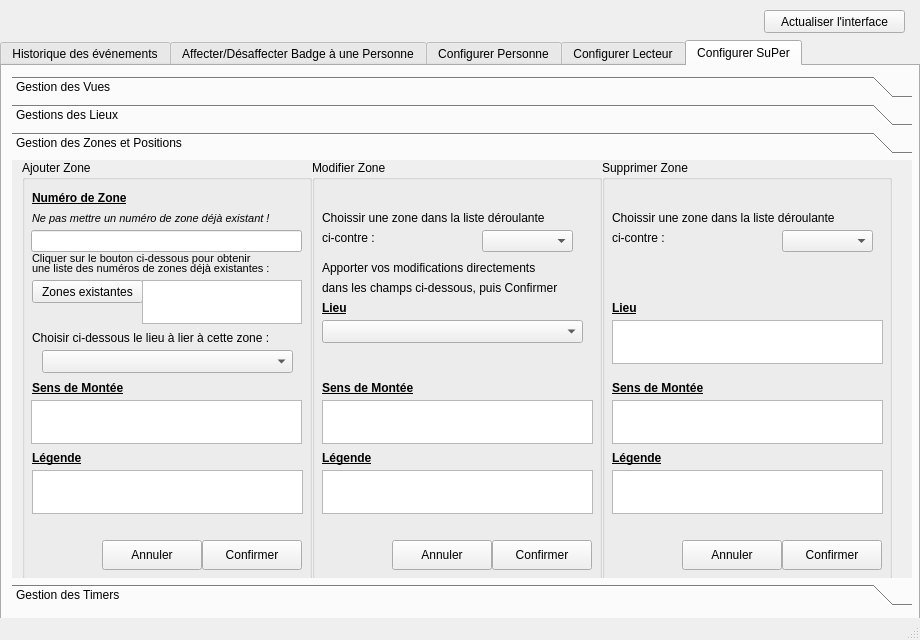
Old version of the form 31-Configurer/cme_badge/SuPer_SCHERER_backend/configurer.ui in the repository NicolasScherer/ProjetSuPer.
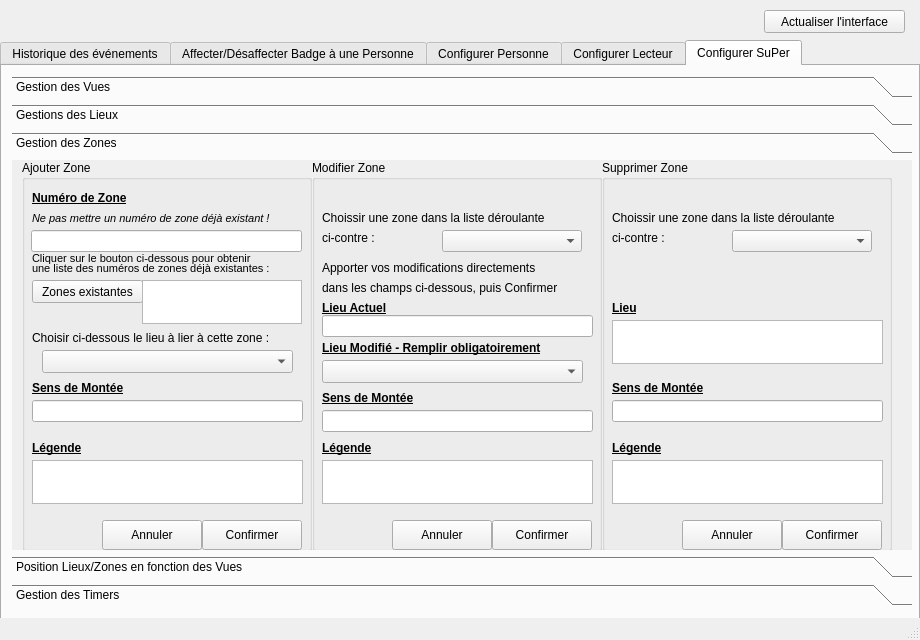
New version of the form. The open tabs and pages were chosen to show the change. Icons and pictures are not drawn.

Commit message: ->ajouter zone (lié avec lieu) ->modifier zone

The edit to the form file:
```diff
--- a/31-Configurer/cme_badge/SuPer_SCHERER_backend/configurer.ui
+++ b/31-Configurer/cme_badge/SuPer_SCHERER_backend/configurer.ui
@@ -3861,11 +3861,11 @@
          <x>0</x>
          <y>0</y>
          <width>890</width>
-         <height>416</height>
+         <height>390</height>
         </rect>
        </property>
        <attribute name="label">
-        <string>Gestion des Zones et Positions</string>
+        <string>Gestion des Zones</string>
        </attribute>
        <widget class="QGroupBox" name="gbAjouterZone">
         <property name="enabled">
@@ -3876,7 +3876,7 @@
           <x>10</x>
           <y>0</y>
           <width>290</width>
-          <height>420</height>
+          <height>391</height>
          </rect>
         </property>
         <property name="title">
@@ -4019,21 +4019,11 @@
           <string>Sens de Montée</string>
          </property>
         </widget>
-        <widget class="QTextEdit" name="txtVueLegendeAdd_2">
-         <property name="geometry">
-          <rect>
-           <x>9</x>
-           <y>240</y>
-           <width>271</width>
-           <height>44</height>
-          </rect>
-         </property>
-        </widget>
         <widget class="QLabel" name="label_89">
          <property name="geometry">
           <rect>
            <x>10</x>
-           <y>290</y>
+           <y>280</y>
            <width>61</width>
            <height>16</height>
           </rect>
@@ -4053,7 +4043,7 @@
          <property name="geometry">
           <rect>
            <x>10</x>
-           <y>310</y>
+           <y>300</y>
            <width>271</width>
            <height>44</height>
           </rect>
@@ -4063,7 +4053,7 @@
          <property name="geometry">
           <rect>
            <x>80</x>
-           <y>380</y>
+           <y>360</y>
            <width>100</width>
            <height>30</height>
           </rect>
@@ -4080,7 +4070,7 @@
          <property name="geometry">
           <rect>
            <x>180</x>
-           <y>380</y>
+           <y>360</y>
            <width>100</width>
            <height>30</height>
           </rect>
@@ -4132,6 +4122,16 @@
           </rect>
          </property>
         </widget>
+        <widget class="QLineEdit" name="lEditZoneSensMonterAdd">
+         <property name="geometry">
+          <rect>
+           <x>10</x>
+           <y>240</y>
+           <width>271</width>
+           <height>22</height>
+          </rect>
+         </property>
+        </widget>
        </widget>
        <widget class="QGroupBox" name="gbModifierZone">
         <property name="geometry">
@@ -4139,7 +4139,7 @@
           <x>300</x>
           <y>0</y>
           <width>290</width>
-          <height>420</height>
+          <height>391</height>
          </rect>
         </property>
         <property name="title">
@@ -4161,9 +4161,9 @@
         <widget class="QComboBox" name="cBoxVue_2">
          <property name="geometry">
           <rect>
-           <x>170</x>
+           <x>130</x>
            <y>70</y>
-           <width>91</width>
+           <width>140</width>
            <height>22</height>
           </rect>
          </property>
@@ -4185,7 +4185,7 @@
          <property name="geometry">
           <rect>
            <x>10</x>
-           <y>220</y>
+           <y>230</y>
            <width>121</width>
            <height>16</height>
           </rect>
@@ -4205,7 +4205,7 @@
          <property name="geometry">
           <rect>
            <x>10</x>
-           <y>290</y>
+           <y>280</y>
            <width>61</width>
            <height>16</height>
           </rect>
@@ -4225,17 +4225,7 @@
          <property name="geometry">
           <rect>
            <x>10</x>
-           <y>240</y>
-           <width>271</width>
-           <height>44</height>
-          </rect>
-         </property>
-        </widget>
-        <widget class="QTextEdit" name="txtVueImageMod_2">
-         <property name="geometry">
-          <rect>
-           <x>10</x>
-           <y>310</y>
+           <y>300</y>
            <width>271</width>
            <height>44</height>
           </rect>
@@ -4277,7 +4267,7 @@
          <property name="geometry">
           <rect>
            <x>80</x>
-           <y>380</y>
+           <y>360</y>
            <width>100</width>
            <height>30</height>
           </rect>
@@ -4294,7 +4284,7 @@
          <property name="geometry">
           <rect>
            <x>180</x>
-           <y>380</y>
+           <y>360</y>
            <width>100</width>
            <height>30</height>
           </rect>
@@ -4327,8 +4317,8 @@
          <property name="geometry">
           <rect>
            <x>10</x>
-           <y>140</y>
-           <width>111</width>
+           <y>180</y>
+           <width>281</width>
            <height>16</height>
           </rect>
          </property>
@@ -4340,19 +4330,65 @@
           </font>
          </property>
          <property name="text">
-          <string>Lieu</string>
+          <string>Lieu Modifié - Remplir obligatoirement</string>
          </property>
         </widget>
         <widget class="QComboBox" name="comboBox_2">
          <property name="geometry">
           <rect>
            <x>10</x>
-           <y>160</y>
+           <y>200</y>
            <width>261</width>
            <height>23</height>
           </rect>
          </property>
         </widget>
+        <widget class="QLineEdit" name="lEditZoneSensMonterMod">
+         <property name="geometry">
+          <rect>
+           <x>10</x>
+           <y>250</y>
+           <width>271</width>
+           <height>22</height>
+          </rect>
+         </property>
+        </widget>
+        <widget class="QLabel" name="label_156">
+         <property name="geometry">
+          <rect>
+           <x>10</x>
+           <y>140</y>
+           <width>111</width>
+           <height>16</height>
+          </rect>
+         </property>
+         <property name="font">
+          <font>
+           <weight>75</weight>
+           <bold>true</bold>
+           <underline>true</underline>
+          </font>
+         </property>
+         <property name="text">
+          <string>Lieu Actuel</string>
+         </property>
+        </widget>
+        <widget class="QLineEdit" name="lEditNumLieuActuel">
+         <property name="geometry">
+          <rect>
+           <x>10</x>
+           <y>155</y>
+           <width>271</width>
+           <height>22</height>
+          </rect>
+         </property>
+         <property name="cursor">
+          <cursorShape>ForbiddenCursor</cursorShape>
+         </property>
+         <property name="readOnly">
+          <bool>true</bool>
+         </property>
+        </widget>
        </widget>
        <widget class="QGroupBox" name="gbSupprimerZone">
         <property name="geometry">
@@ -4360,7 +4396,7 @@
           <x>590</x>
           <y>0</y>
           <width>290</width>
-          <height>420</height>
+          <height>391</height>
          </rect>
         </property>
         <property name="title">
@@ -4395,9 +4431,9 @@
         <widget class="QComboBox" name="cBoxVue2_2">
          <property name="geometry">
           <rect>
-           <x>180</x>
+           <x>130</x>
            <y>70</y>
-           <width>91</width>
+           <width>140</width>
            <height>22</height>
           </rect>
          </property>
@@ -4422,27 +4458,11 @@
           <string>Sens de Montée</string>
          </property>
         </widget>
-        <widget class="QTextEdit" name="txtVueLegendeSupp_2">
-         <property name="geometry">
-          <rect>
-           <x>10</x>
-           <y>240</y>
-           <width>271</width>
-           <height>44</height>
-          </rect>
-         </property>
-         <property name="cursor" stdset="0">
-          <cursorShape>ForbiddenCursor</cursorShape>
-         </property>
-         <property name="textInteractionFlags">
-          <set>Qt::TextSelectableByMouse</set>
-         </property>
-        </widget>
         <widget class="QLabel" name="label_105">
          <property name="geometry">
           <rect>
            <x>10</x>
-           <y>290</y>
+           <y>280</y>
            <width>61</width>
            <height>16</height>
           </rect>
@@ -4462,7 +4482,7 @@
          <property name="geometry">
           <rect>
            <x>10</x>
-           <y>310</y>
+           <y>300</y>
            <width>271</width>
            <height>44</height>
           </rect>
@@ -4470,6 +4490,9 @@
          <property name="cursor" stdset="0">
           <cursorShape>ForbiddenCursor</cursorShape>
          </property>
+         <property name="readOnly">
+          <bool>true</bool>
+         </property>
          <property name="textInteractionFlags">
           <set>Qt::TextSelectableByMouse</set>
          </property>
@@ -4478,7 +4501,7 @@
          <property name="geometry">
           <rect>
            <x>80</x>
-           <y>380</y>
+           <y>360</y>
            <width>100</width>
            <height>30</height>
           </rect>
@@ -4495,7 +4518,7 @@
          <property name="geometry">
           <rect>
            <x>180</x>
-           <y>380</y>
+           <y>360</y>
            <width>100</width>
            <height>30</height>
           </rect>
@@ -4557,8 +4580,29 @@
           <string>Lieu</string>
          </property>
         </widget>
+        <widget class="QLineEdit" name="lEditZoneSensMonterSupp">
+         <property name="geometry">
+          <rect>
+           <x>10</x>
+           <y>240</y>
+           <width>271</width>
+           <height>22</height>
+          </rect>
+         </property>
+         <property name="cursor">
+          <cursorShape>ForbiddenCursor</cursorShape>
+         </property>
+         <property name="readOnly">
+          <bool>true</bool>
+         </property>
+        </widget>
        </widget>
       </widget>
+      <widget class="QWidget" name="page_14">
+       <attribute name="label">
+        <string>Position Lieux/Zones en fonction des Vues</string>
+       </attribute>
+      </widget>
       <widget class="QWidget" name="page_13">
        <property name="geometry">
         <rect>
```
Left out of the diff: 133 changed lines with no effect on the pictures. The commit also changes 6 other files.
